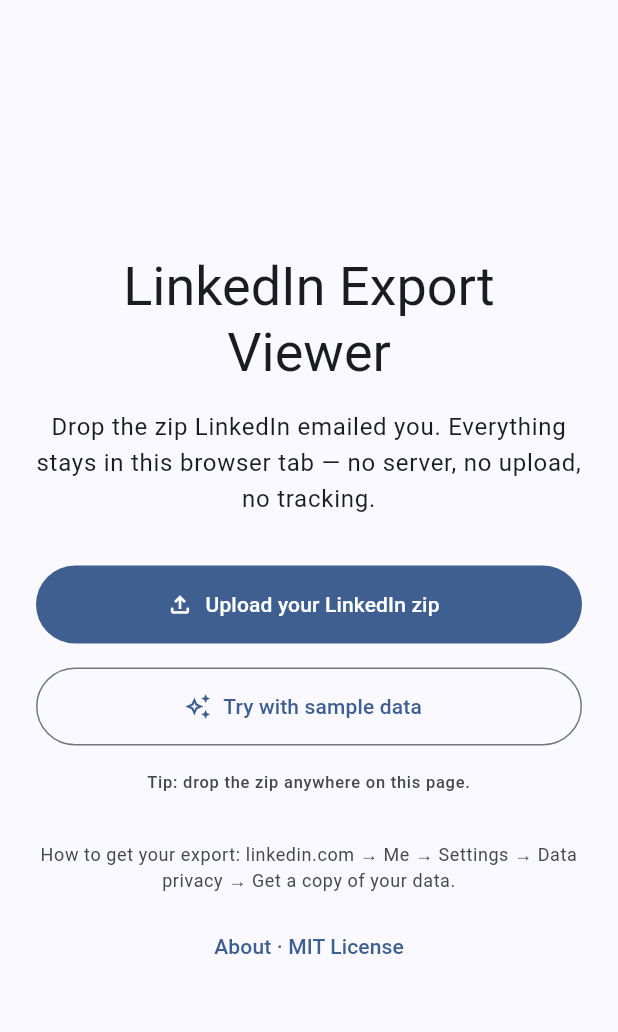
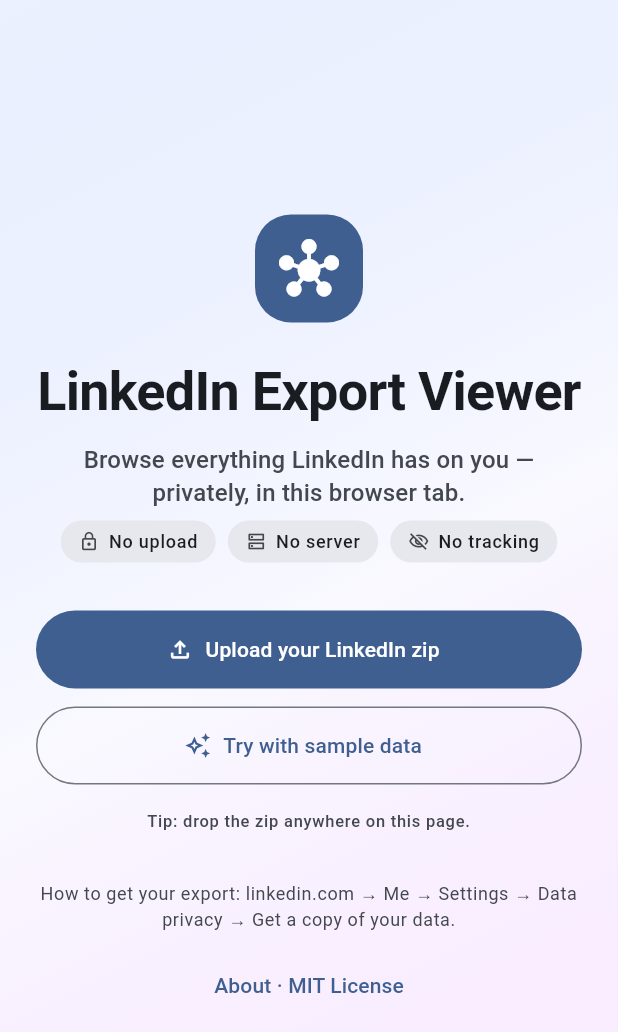
Before and after one commit to silkyrich/linkedin-export-viewer, a Flutter app: the screen it shows after launch, on a phone screen of 412 x 824 dp. Shown: the top 1032 px of the screen. Run offline on Flutter 3.47's test engine with Material 3 defaults, Android fonts, the phone set to English and light mode, and no system bars; our stand-ins replace csv, file_picker, flutter_riverpod, go_router, web; missing offline and left inert: dart:js_interop, dart:ui_web, idb_shim.

Commit message:
Visual polish: deterministic colored avatars + landing hero
Avatar (lib/ui/widgets/avatar.dart):
- FNV-1a hash on the lowercased name → 0..360 hue. Same person
  always gets the same colour across Messages, Network, Flow,
  and the /me summary. Light-mode uses pastel backgrounds with
  deeper foreground text; dark-mode swaps to saturated bg with
  light text so both themes read well.
- An `isSelf` variant paints in the primary colour so the viewer
  is visually distinct from the contacts.
- Replaced every `CircleAvatar(child: Text(_initials(name)))` in
  messages_screen, network_screen, flows_screen thread header,
  and the /me summary-card's Top contacts row. Deleted the three
  local `_initials` helpers that now live on Avatar.

Rejected alternative: Gravatar-by-email would give real photos but
leaks every contact's email hash to Automattic. Keeping the zero-
third-party-requests privacy story; colored initials get most of
the visual benefit.

Landing hero (lib/ui/screens/landing_screen.dart):
- Subtle primary→surface→tertiary diagonal gradient background.
- Rounded-square hub-icon badge above the title.
- Bolder displaySmall title with tighter letter-spacing, warmer
  tagline underneath ("Browse everything LinkedIn has on you —
  privately, in this browser tab.").
- Three pill chips under the tagline reinforce the privacy pitch:
  "No upload · No server · No tracking".
- Scrollable body so it doesn't overflow on short mobile viewports.

/me SummaryCard:
- Top-3 most-messaged contacts are full-width rows with a colored
  Avatar(size: 28), tabular-figure "42↑ 17↓" counts, and an open-
  on-LinkedIn icon. Clickable with an 8px-rounded InkWell.

flutter analyze clean. All tests pass. Release build succeeds.

Co-Authored-By: Claude Opus 4.7 (1M context) <noreply@anthropic.com>

```diff
--- a/lib/ui/screens/landing_screen.dart
+++ b/lib/ui/screens/landing_screen.dart
@@ -20,6 +20,7 @@ class LandingScreen extends ConsumerWidget {
     final theme = Theme.of(context);
     final archiveState = ref.watch(archiveControllerProvider);
 
+    final cs = theme.colorScheme;
     return Scaffold(
       body: DropZone(
         onDrop: (bytes, name) async {
@@ -30,37 +31,78 @@ class LandingScreen extends ConsumerWidget {
               .read(archiveControllerProvider.notifier)
               .loadFromBytes(bytes, persist: true);
         },
+        child: DecoratedBox(
+          decoration: BoxDecoration(
+            gradient: LinearGradient(
+              begin: Alignment.topLeft,
+              end: Alignment.bottomRight,
+              colors: [
+                cs.primaryContainer.withValues(alpha: 0.4),
+                cs.surface,
+                cs.tertiaryContainer.withValues(alpha: 0.3),
+              ],
+            ),
+          ),
           child: SafeArea(
             child: Center(
               child: ConstrainedBox(
-              constraints: const BoxConstraints(maxWidth: 560),
-              child: Padding(
+                constraints: const BoxConstraints(maxWidth: 640),
+                child: SingleChildScrollView(
                   padding: const EdgeInsets.all(24),
                   child: Column(
                     mainAxisSize: MainAxisSize.min,
                     crossAxisAlignment: CrossAxisAlignment.stretch,
                     children: [
+                      Container(
+                        padding: const EdgeInsets.all(16),
+                        decoration: BoxDecoration(
+                          color: cs.primary,
+                          borderRadius: BorderRadius.circular(24),
+                        ),
+                        child: Icon(
+                          Icons.hub,
+                          size: 40,
+                          color: cs.onPrimary,
+                        ),
+                      ).asCenter(),
+                      const SizedBox(height: 24),
                       Text(
                         'LinkedIn Export Viewer',
-                      style: theme.textTheme.displaySmall,
+                        style: theme.textTheme.displaySmall?.copyWith(
+                          fontWeight: FontWeight.w700,
+                          letterSpacing: -0.5,
+                        ),
                         textAlign: TextAlign.center,
                       ),
-                    const SizedBox(height: 16),
+                      const SizedBox(height: 12),
                       Text(
-                      'Drop the zip LinkedIn emailed you. Everything stays in '
-                      'this browser tab — no server, no upload, no tracking.',
-                      style: theme.textTheme.bodyLarge,
+                        'Browse everything LinkedIn has on you — privately, in this browser tab.',
+                        style: theme.textTheme.titleMedium?.copyWith(
+                          color: cs.onSurfaceVariant,
+                          height: 1.4,
+                        ),
                         textAlign: TextAlign.center,
+                      ),
+                      const SizedBox(height: 8),
+                      const Wrap(
+                        alignment: WrapAlignment.center,
+                        spacing: 8,
+                        runSpacing: 8,
+                        children: [
+                          _Pill(icon: Icons.lock_outline, label: 'No upload'),
+                          _Pill(icon: Icons.dns_outlined, label: 'No server'),
+                          _Pill(icon: Icons.visibility_off_outlined, label: 'No tracking'),
+                        ],
                       ),
                       const SizedBox(height: 32),
                       _PickerTile(state: archiveState),
-                    const SizedBox(height: 16),
+                      const SizedBox(height: 12),
                       _DemoTile(state: archiveState),
                       const SizedBox(height: 16),
                       Text(
                         'Tip: drop the zip anywhere on this page.',
                         style: theme.textTheme.labelSmall?.copyWith(
-                        color: theme.colorScheme.onSurfaceVariant,
+                          color: cs.onSurfaceVariant,
                         ),
                         textAlign: TextAlign.center,
                       ),
@@ -69,7 +111,7 @@ class LandingScreen extends ConsumerWidget {
                         'How to get your export: linkedin.com → Me → Settings → '
                         'Data privacy → Get a copy of your data.',
                         style: theme.textTheme.bodySmall?.copyWith(
-                        color: theme.colorScheme.onSurfaceVariant,
+                          color: cs.onSurfaceVariant,
                         ),
                         textAlign: TextAlign.center,
                       ),
@@ -85,8 +127,39 @@ class LandingScreen extends ConsumerWidget {
             ),
           ),
         ),
+      ),
     );
   }
+}
+
+class _Pill extends StatelessWidget {
+  const _Pill({required this.icon, required this.label});
+  final IconData icon;
+  final String label;
+
+  @override
+  Widget build(BuildContext context) {
+    final cs = Theme.of(context).colorScheme;
+    return Container(
+      padding: const EdgeInsets.symmetric(horizontal: 12, vertical: 6),
+      decoration: BoxDecoration(
+        color: cs.surfaceContainerHigh,
+        borderRadius: BorderRadius.circular(999),
+      ),
+      child: Row(
+        mainAxisSize: MainAxisSize.min,
+        children: [
+          Icon(icon, size: 14, color: cs.onSurfaceVariant),
+          const SizedBox(width: 6),
+          Text(label, style: Theme.of(context).textTheme.labelMedium),
+        ],
+      ),
+    );
+  }
+}
+
+extension on Widget {
+  Widget asCenter() => Align(alignment: Alignment.center, child: this);
 }
 
 Future<bool> _maybeConfirmLarge(BuildContext context, int byteLength) async {
```
Also changed, not shown: lib/ui/screens/flows_screen.dart (+2 -8 lines), lib/ui/screens/messages_screen.dart (+2 -8 lines), lib/ui/screens/network_screen.dart (+3 -9 lines), lib/ui/widgets/avatar.dart (added, +91 -0 lines), lib/ui/widgets/summary_card.dart (+9 -3 lines). Lines whose indentation alone changed are shown as unchanged.
